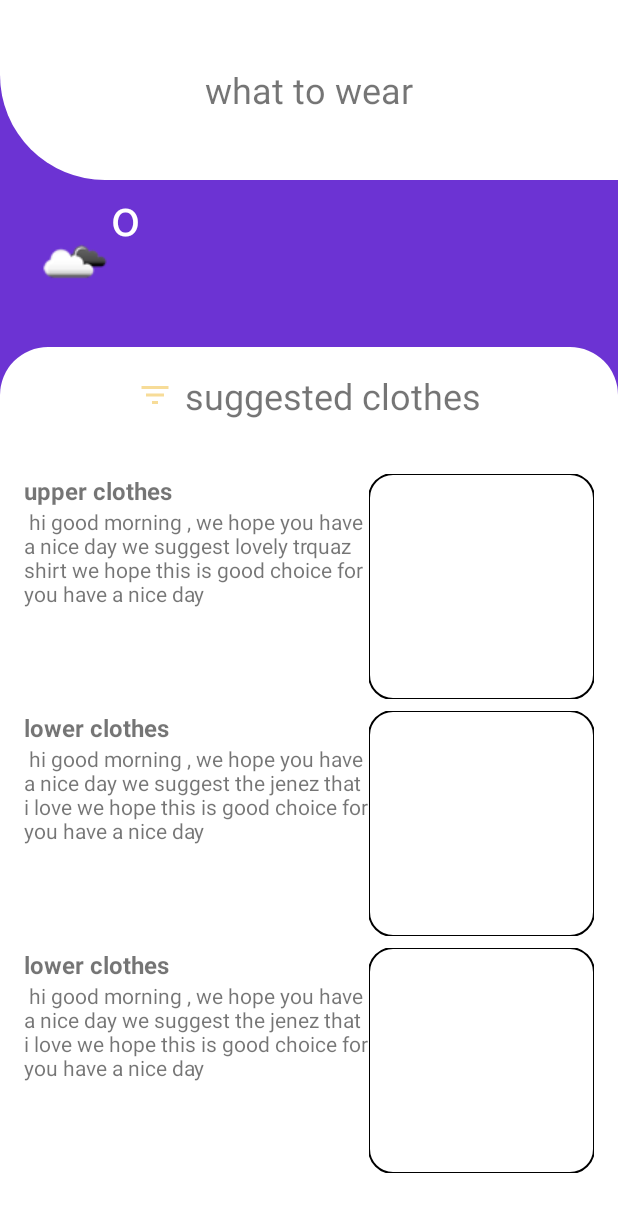
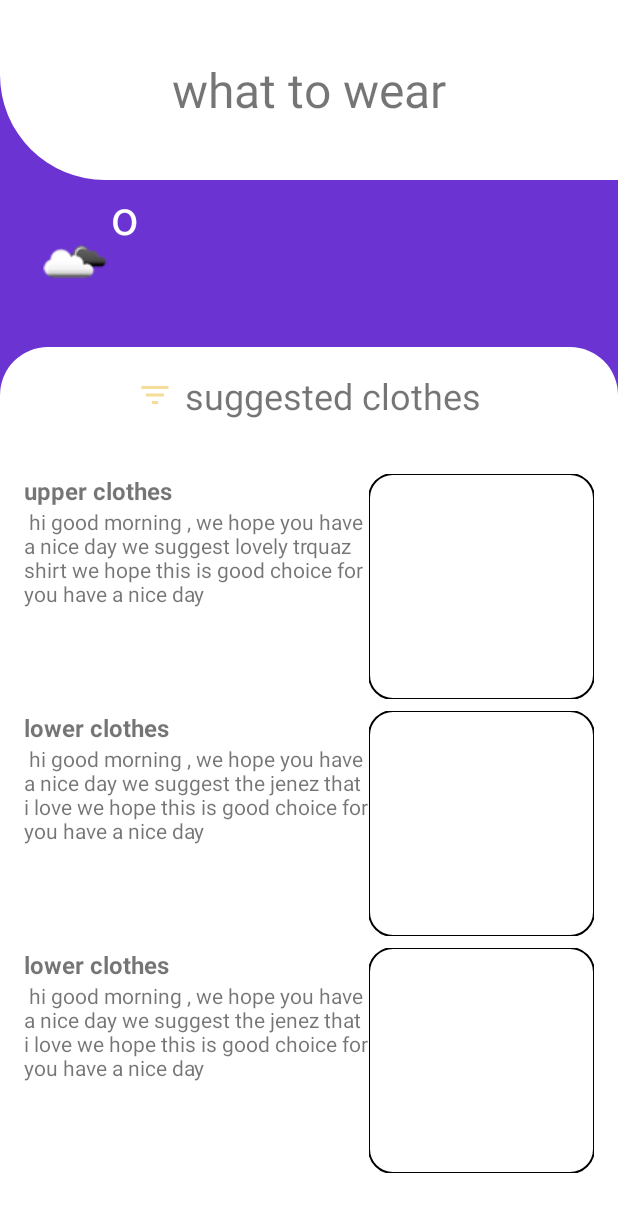
Before and after one commit to jalalcheff/Clothes-Suggester, an Android app: the layout activity_main.xml on its own in the app's theme, with its tools: preview values and no code run, on a phone screen of 412 x 824 dp. Shown: the top 1212 px of the screen. Run offline under Robolectric (Android 15) with nearby library versions, the phone set to English and light mode, and no system bars.

```diff
--- a/app/src/main/java/com/example/clothessuggester/model/domain/WeatherStatusConnection.kt
+++ b/app/src/main/java/com/example/clothessuggester/model/domain/WeatherStatusConnection.kt
@@ -1,7 +1,8 @@
 package com.example.clothessuggester.model.domain
 
-import okhttp3.Callback
+import okio.IOException
 
 interface WeatherStatusConnection {
-    fun getDegree(onGetCurrentResponse:(WeatherStatus)->Unit)
+    fun getWeatherStatusResponse(onGetCurrentWeatherResponse: (WeatherStatus) -> Unit,
+                                 onGetWeatherFailure:(IOException)->Unit)
 }
--- a/app/src/main/res/layout/activity_main.xml
+++ b/app/src/main/res/layout/activity_main.xml
@@ -18,7 +18,7 @@
     <TextView
         android:layout_width="wrap_content"
         android:layout_height="wrap_content"
-        android:textSize="24sp"
+        android:textSize="32sp"
        android:layout_gravity="center"
         android:text="what to wear"
         />
@@ -35,13 +35,22 @@
         android:textSize="48sp"
         app:layout_constraintStart_toStartOf="parent"
         app:layout_constraintTop_toBottomOf="@id/app_bar" />
+    <TextView
+        android:id="@+id/city_name"
+        android:layout_width="wrap_content"
+        android:layout_height="wrap_content"
+        android:textSize="32sp"
+        android:textColor="@color/white"
+        app:layout_constraintTop_toBottomOf="@id/textView"
+        app:layout_constraintStart_toStartOf="@id/textView"
+        />
 
     <TextView
         android:id="@+id/textView2"
         android:layout_width="wrap_content"
         android:layout_height="wrap_content"
         android:textColor="@color/white"
-        android:textSize="34sp"
+        android:textSize="32sp"
         android:layout_marginBottom="8dp"
         android:text="o"
         app:layout_constraintBottom_toTopOf="@id/textView"
--- a/app/src/main/res/layout/bottom_sheet.xml
+++ b/app/src/main/res/layout/bottom_sheet.xml
@@ -122,6 +122,18 @@ this is good choice for you have a nice day"
         app:layout_constraintStart_toStartOf="parent"
         app:layout_constraintTop_toBottomOf="@id/shoe_title"
         />
+    <Button
+        android:id="@+id/suggest_button"
+        android:layout_width="wrap_content"
+        android:layout_height="wrap_content"
+        android:layout_marginBottom="24dp"
+        android:backgroundTint="#6C33D3"
+        android:text="suggest"
+        android:background="@drawable/raduis_bottom_sheet"
+        app:layout_constraintBottom_toBottomOf="parent"
+        app:layout_constraintStart_toStartOf="parent"
+        app:layout_constraintEnd_toEndOf="parent"
+        />
 
 
 
```
Also changed, not shown: app/src/main/java/com/example/clothessuggester/model/domain/api/WeatherStatusInfo.kt (+21 -17 lines), app/src/main/java/com/example/clothessuggester/model/domain/local/ModifySharedPrefs.kt (+25 -30 lines), app/src/main/java/com/example/clothessuggester/presnter/MainPresenter.kt (+21 -7 lines), app/src/main/java/com/example/clothessuggester/ui/IMainView.kt (+7 -2 lines), app/src/main/java/com/example/clothessuggester/ui/MainActivity.kt (+35 -17 lines).
